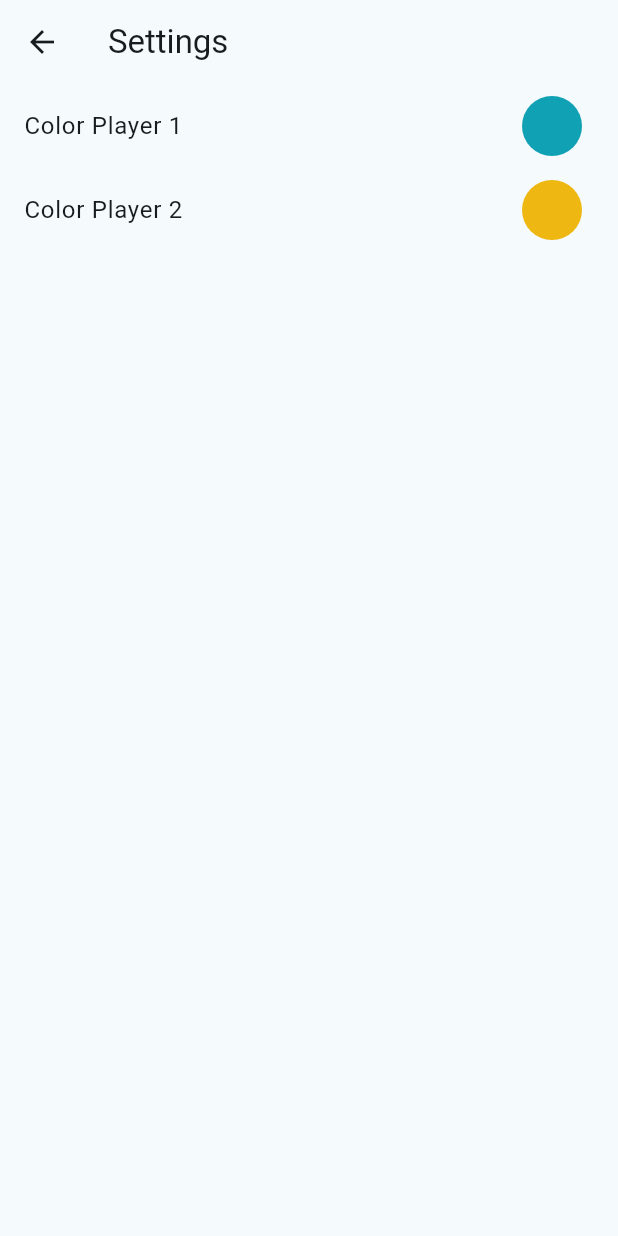
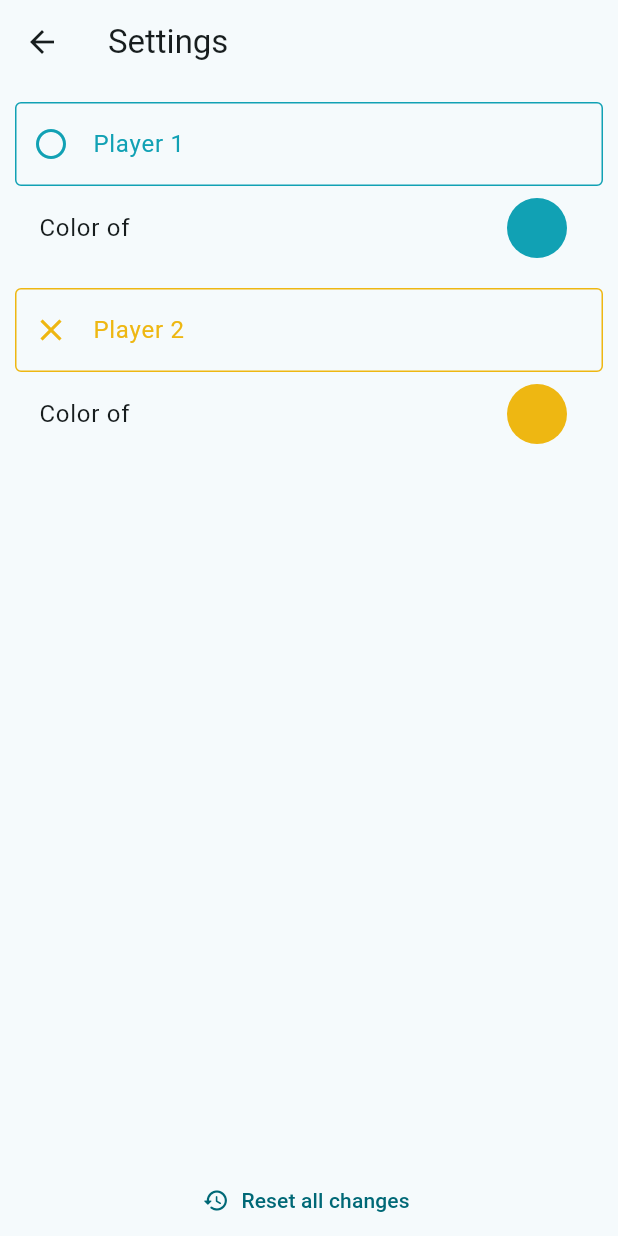
Before and after one commit to box-bm/Minimal-tic-tac-toe, a Flutter app: the Settings screen opened by its route, on a phone screen of 412 x 824 dp. Run offline on Flutter 3.47's test engine with Material 2 defaults, Android fonts, the light colour scheme and no system bars; our stand-ins replace animated_text_kit, bloc, equatable, flutter_bloc, flutter_colorpicker, hydrated_bloc.

Commit message:
ended setting screen and separate each color picker in a widget

```diff
--- a/lib/screens/presentation.dart
+++ b/lib/screens/presentation.dart
@@ -19,7 +19,7 @@ class Presentation extends StatelessWidget {
   Widget build(BuildContext context) {
     return Scaffold(
       body: SafeArea(
-          minimum: const EdgeInsets.symmetric(horizontal: 12),
+          minimum: const EdgeInsets.symmetric(horizontal: 10),
           child: Column(
             crossAxisAlignment: CrossAxisAlignment.stretch,
             children: [
--- a/lib/screens/settings.dart
+++ b/lib/screens/settings.dart
@@ -2,6 +2,7 @@ import 'package:flutter/material.dart';
 import 'package:flutter_bloc/flutter_bloc.dart';
 import 'package:flutter_colorpicker/flutter_colorpicker.dart';
 import 'package:tik_tak_toe/bloc/players/players_bloc.dart';
+import 'package:tik_tak_toe/widgets/players_form.dart';
 
 class Settings extends StatefulWidget {
   static String route = "/settings";
@@ -51,25 +52,21 @@ class _SettingsState extends State<Settings> {
   Widget build(BuildContext context) {
     return Scaffold(
         appBar: AppBar(title: const Text("Settings")),
-        body: SafeArea(child: BlocBuilder<PlayersBloc, PlayersState>(
-          builder: (context, state) {
-            return Column(
+        body: SafeArea(
+            minimum: const EdgeInsets.only(left: 10, right: 10, top: 12),
+            child: Column(
               children: [
-                ListTile(
-                    title: const Text("Color Player 1"),
-                    trailing: InkWell(
-                      onTap: () => showColorPicker(state.player1.color, 1),
-                      child: CircleAvatar(backgroundColor: state.player1.color),
-                    )),
-                ListTile(
-                    title: const Text("Color Player 2"),
-                    trailing: InkWell(
-                      onTap: () => showColorPicker(state.player2.color, 2),
-                      child: CircleAvatar(backgroundColor: state.player2.color),
-                    )),
+                const PlayersForm(
+                  hideColorPicker: false,
+                ),
+                const Spacer(),
+                TextButton.icon(
+                    onPressed: () {
+                      context.read<PlayersBloc>().add(ResetChanges());
+                    },
+                    icon: const Icon(Icons.restore_rounded),
+                    label: const Text("Reset all changes"))
               ],
-            );
-          },
-        )));
+            )));
   }
 }
--- a/lib/screens/tik_tak_toe.dart
+++ b/lib/screens/tik_tak_toe.dart
@@ -35,7 +35,7 @@ class _TikTakToeState extends State<TikTakToe> {
           },
           builder: (context, state) {
             return SafeArea(
-                minimum: const EdgeInsets.symmetric(horizontal: 12),
+                minimum: const EdgeInsets.symmetric(horizontal: 10),
                 child: Column(
                   crossAxisAlignment: CrossAxisAlignment.stretch,
                   mainAxisAlignment: MainAxisAlignment.spaceBetween,
--- /dev/null
+++ b/lib/widgets/player_color_picker.dart
@@ -0,0 +1,65 @@
+import 'package:flutter/material.dart';
+import 'package:flutter_bloc/flutter_bloc.dart';
+import 'package:flutter_colorpicker/flutter_colorpicker.dart';
+import 'package:tik_tak_toe/bloc/players/players_bloc.dart';
+import 'package:tik_tak_toe/models/player.dart';
+
+class PlayerColorPicker extends StatefulWidget {
+  final Player player;
+  final int playerNumber;
+  static String route = "/settings";
+  const PlayerColorPicker(
+      {super.key, required this.player, required this.playerNumber});
+
+  @override
+  State<PlayerColorPicker> createState() => _PlayerColorPickerState();
+}
+
+class _PlayerColorPickerState extends State<PlayerColorPicker> {
+  Color? selectedPlayerColor;
+
+  void submitNewColor() {
+    context.read<PlayersBloc>().add(ChangePlayerColor(
+        playerNumber: widget.playerNumber, color: selectedPlayerColor!));
+    closeChangeColorPicker();
+  }
+
+  void closeChangeColorPicker() {
+    Navigator.pop(context);
+  }
+
+  void showColorPicker(Color playerColor) {
+    showDialog(
+        context: context,
+        builder: (context) => AlertDialog(
+              title: const Text("Select your color"),
+              content: SingleChildScrollView(
+                child: ColorPicker(
+                    hexInputBar: false,
+                    displayThumbColor: false,
+                    pickerColor: playerColor,
+                    onColorChanged: (value) => setState(() {
+                          selectedPlayerColor = value;
+                        })),
+              ),
+              actions: [
+                TextButton(
+                    onPressed: closeChangeColorPicker,
+                    child: const Text("Cancel")),
+                ElevatedButton(
+                    onPressed: submitNewColor, child: const Text("Save"))
+              ],
+            ));
+  }
+
+  @override
+  Widget build(BuildContext context) {
+    return ListTile(
+        title: Text("Color of ${widget.player.playerName}"),
+        trailing: InkWell(
+          borderRadius: BorderRadius.circular(100),
+          onTap: () => showColorPicker(widget.player.color),
+          child: CircleAvatar(backgroundColor: widget.player.color),
+        ));
+  }
+}
--- a/lib/widgets/players_form.dart
+++ b/lib/widgets/players_form.dart
@@ -1,9 +1,11 @@
 import 'package:flutter/material.dart';
 import 'package:flutter_bloc/flutter_bloc.dart';
 import 'package:tik_tak_toe/bloc/players/players_bloc.dart';
+import 'package:tik_tak_toe/widgets/player_color_picker.dart';
 
 class PlayersForm extends StatefulWidget {
-  const PlayersForm({super.key});
+  final bool hideColorPicker;
+  const PlayersForm({super.key, this.hideColorPicker = true});
 
   @override
   State<PlayersForm> createState() => _PlayersFormState();
@@ -40,6 +42,7 @@ class _PlayersFormState extends State<PlayersForm> {
   @override
   Widget build(BuildContext context) {
     return BlocBuilder<PlayersBloc, PlayersState>(
+        buildWhen: (previous, current) => true,
         builder: (context, state) => Column(
               crossAxisAlignment: CrossAxisAlignment.stretch,
               children: [
@@ -69,7 +72,13 @@ class _PlayersFormState extends State<PlayersForm> {
                       labelText: "Player 1",
                       hintText: "Player 1"),
                 ),
-                const SizedBox(height: 20),
+                Visibility(
+                    visible: !widget.hideColorPicker,
+                    child: PlayerColorPicker(
+                      player: state.player1,
+                      playerNumber: 1,
+                    )),
+                const SizedBox(height: 12),
                 TextField(
                   controller: player2Input,
                   onChanged: (value) => changeValue(2, value),
@@ -96,6 +105,12 @@ class _PlayersFormState extends State<PlayersForm> {
                       labelText: "Player 2",
                       hintText: "Player 2"),
                 ),
+                Visibility(
+                    visible: !widget.hideColorPicker,
+                    child: PlayerColorPicker(
+                      player: state.player2,
+                      playerNumber: 2,
+                    )),
               ],
             ));
   }
```
